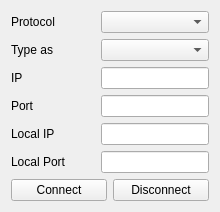
Before: the Qt Designer form MotionViewer/holocomm.ui in thinkexist1989/MotionViewer, drawn with Qt 5.
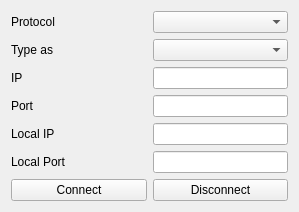
After: the same form once the commit is applied. Icons and pictures are not drawn.

What changed in the file:
```diff
--- a/MotionViewer/holocomm.ui
+++ b/MotionViewer/holocomm.ui
@@ -6,7 +6,7 @@
    <rect>
     <x>0</x>
     <y>0</y>
-    <width>220</width>
+    <width>299</width>
     <height>202</height>
    </rect>
   </property>
@@ -66,6 +66,9 @@
      </item>
      <item row="1" column="1">
       <widget class="QComboBox" name="cmbType">
+       <property name="enabled">
+        <bool>true</bool>
+       </property>
        <property name="sizePolicy">
         <sizepolicy hsizetype="Preferred" vsizetype="Preferred">
          <horstretch>0</horstretch>
```
